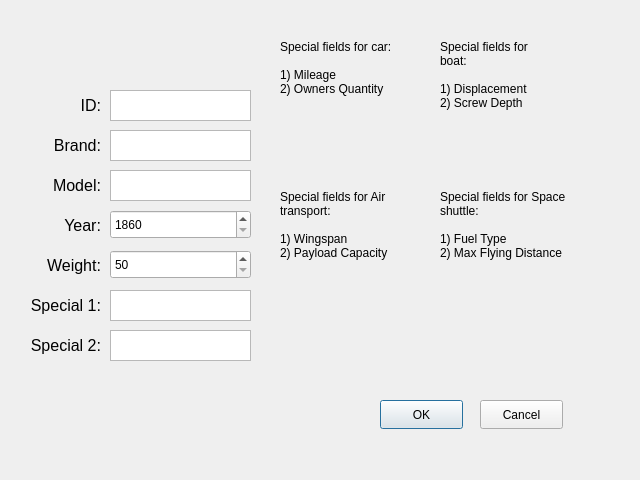
Old version of the form EditElementFieldsWindow.ui in the repository PaulBelov0/Transport_List.
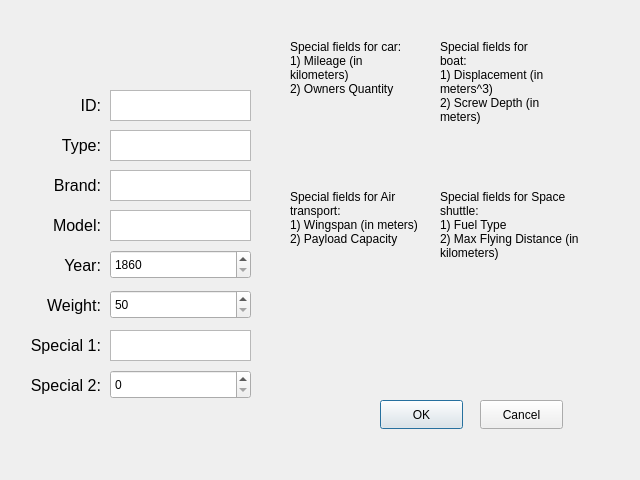
New version of the form.

The edit to the form file:
```diff
--- a/EditElementFieldsWindow.ui
+++ b/EditElementFieldsWindow.ui
@@ -27,7 +27,7 @@
    <property name="geometry">
     <rect>
      <x>110</x>
-     <y>130</y>
+     <y>170</y>
      <width>141</width>
      <height>31</height>
     </rect>
@@ -37,7 +37,7 @@
    <property name="geometry">
     <rect>
      <x>110</x>
-     <y>170</y>
+     <y>210</y>
      <width>141</width>
      <height>31</height>
     </rect>
@@ -47,7 +47,7 @@
    <property name="geometry">
     <rect>
      <x>110</x>
-     <y>210</y>
+     <y>250</y>
      <width>141</width>
      <height>29</height>
     </rect>
@@ -63,7 +63,7 @@
    <property name="geometry">
     <rect>
      <x>110</x>
-     <y>250</y>
+     <y>290</y>
      <width>141</width>
      <height>29</height>
     </rect>
@@ -79,16 +79,6 @@
    <property name="geometry">
     <rect>
      <x>110</x>
-     <y>290</y>
-     <width>141</width>
-     <height>31</height>
-    </rect>
-   </property>
-  </widget>
-  <widget class="QPlainTextEdit" name="secondSpecialFieldTextBox">
-   <property name="geometry">
-    <rect>
-     <x>110</x>
      <y>330</y>
      <width>141</width>
      <height>31</height>
@@ -120,7 +110,7 @@
    <property name="geometry">
     <rect>
      <x>30</x>
-     <y>130</y>
+     <y>170</y>
      <width>71</width>
      <height>31</height>
     </rect>
@@ -141,7 +131,7 @@
    <property name="geometry">
     <rect>
      <x>30</x>
-     <y>170</y>
+     <y>210</y>
      <width>71</width>
      <height>31</height>
     </rect>
@@ -162,7 +152,7 @@
    <property name="geometry">
     <rect>
      <x>50</x>
-     <y>210</y>
+     <y>250</y>
      <width>51</width>
      <height>31</height>
     </rect>
@@ -183,7 +173,7 @@
    <property name="geometry">
     <rect>
      <x>30</x>
-     <y>250</y>
+     <y>290</y>
      <width>71</width>
      <height>31</height>
     </rect>
@@ -204,7 +194,7 @@
    <property name="geometry">
     <rect>
      <x>10</x>
-     <y>290</y>
+     <y>330</y>
      <width>91</width>
      <height>31</height>
     </rect>
@@ -225,7 +215,7 @@
    <property name="geometry">
     <rect>
      <x>10</x>
-     <y>330</y>
+     <y>370</y>
      <width>91</width>
      <height>31</height>
     </rect>
@@ -271,7 +261,7 @@
   <widget class="QLabel" name="label">
    <property name="geometry">
     <rect>
-     <x>280</x>
+     <x>290</x>
      <y>40</y>
      <width>131</width>
      <height>121</height>
@@ -279,8 +269,7 @@
    </property>
    <property name="text">
     <string>Special fields for car:
-
-1) Mileage
+1) Mileage (in kilometers)
 2) Owners Quantity</string>
    </property>
    <property name="alignment">
@@ -301,9 +290,8 @@
    </property>
    <property name="text">
     <string>Special fields for boat: 
-
-1) Displacement
-2) Screw Depth</string>
+1) Displacement (in meters^3)
+2) Screw Depth (in meters)</string>
    </property>
    <property name="alignment">
     <set>Qt::AlignLeading|Qt::AlignLeft|Qt::AlignTop</set>
@@ -315,7 +303,7 @@
   <widget class="QLabel" name="label_3">
    <property name="geometry">
     <rect>
-     <x>280</x>
+     <x>290</x>
      <y>190</y>
      <width>131</width>
      <height>121</height>
@@ -326,8 +314,7 @@
    </property>
    <property name="text">
     <string>Special fields for Air transport: 
-
-1) Wingspan
+1) Wingspan (in meters)
 2) Payload Capacity</string>
    </property>
    <property name="alignment">
@@ -348,9 +335,8 @@
    </property>
    <property name="text">
     <string>Special fields for Space shuttle: 
-
 1) Fuel Type
-2) Max Flying Distance</string>
+2) Max Flying Distance (in kilometers)</string>
    </property>
    <property name="alignment">
     <set>Qt::AlignLeading|Qt::AlignLeft|Qt::AlignTop</set>
@@ -359,6 +345,47 @@
     <bool>true</bool>
    </property>
   </widget>
+  <widget class="QPlainTextEdit" name="typeTextBox">
+   <property name="geometry">
+    <rect>
+     <x>110</x>
+     <y>130</y>
+     <width>141</width>
+     <height>31</height>
+    </rect>
+   </property>
+  </widget>
+  <widget class="QLabel" name="labelType">
+   <property name="geometry">
+    <rect>
+     <x>20</x>
+     <y>130</y>
+     <width>81</width>
+     <height>31</height>
+    </rect>
+   </property>
+   <property name="font">
+    <font>
+     <pointsize>12</pointsize>
+    </font>
+   </property>
+   <property name="text">
+    <string>Type:</string>
+   </property>
+   <property name="alignment">
+    <set>Qt::AlignRight|Qt::AlignTrailing|Qt::AlignVCenter</set>
+   </property>
+  </widget>
+  <widget class="QSpinBox" name="secondSpecialFieldIntBox">
+   <property name="geometry">
+    <rect>
+     <x>110</x>
+     <y>370</y>
+     <width>141</width>
+     <height>29</height>
+    </rect>
+   </property>
+  </widget>
  </widget>
  <resources/>
  <connections/>
```
Left out of the diff: 4 changed lines with no effect on the pictures.
